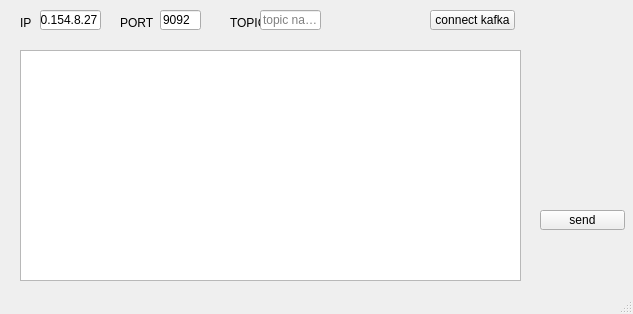
First picture: the form in ui/mainwindow.ui, repository hongguozb/kafkaSender, before the edit.
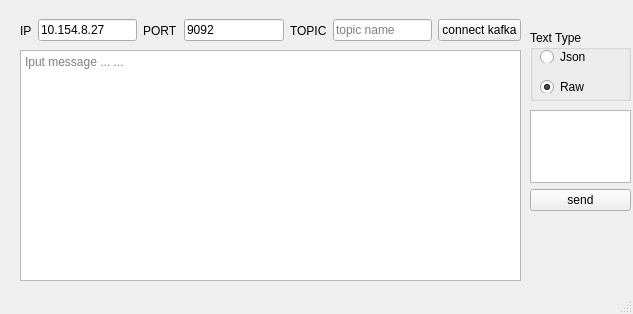
Second picture: the form after the edit. Icons and pictures are not drawn.

What changed in the file:
```diff
--- a/ui/mainwindow.ui
+++ b/ui/mainwindow.ui
@@ -18,19 +18,6 @@
     <normaloff>:/kafka/images/icon.png</normaloff>:/kafka/images/icon.png</iconset>
   </property>
   <widget class="QWidget" name="centralwidget">
-   <widget class="QPushButton" name="sendToButton">
-    <property name="geometry">
-     <rect>
-      <x>540</x>
-      <y>210</y>
-      <width>85</width>
-      <height>20</height>
-     </rect>
-    </property>
-    <property name="text">
-     <string>send</string>
-    </property>
-   </widget>
    <widget class="QTextEdit" name="textEdit">
     <property name="geometry">
      <rect>
@@ -43,29 +30,29 @@
     <property name="inputMethodHints">
      <set>Qt::ImhMultiLine</set>
     </property>
+    <property name="placeholderText">
+     <string>Iput message ... ...</string>
+    </property>
    </widget>
-   <widget class="QPushButton" name="kafkaButton">
+   <widget class="QWidget" name="horizontalLayoutWidget">
     <property name="geometry">
      <rect>
-      <x>430</x>
+      <x>20</x>
       <y>10</y>
-      <width>85</width>
-      <height>20</height>
+      <width>501</width>
+      <height>41</height>
      </rect>
     </property>
+    <layout class="QHBoxLayout" name="horizontalLayout_kafkaInfo">
+     <item>
+      <widget class="QLabel" name="ipLable">
     <property name="text">
-     <string>connect kafka</string>
-    </property>
-   </widget>
+        <string>IP</string>
+       </property>
+      </widget>
+     </item>
+     <item>
    <widget class="QLineEdit" name="ipLineEdit">
-    <property name="geometry">
-     <rect>
-      <x>40</x>
-      <y>10</y>
-      <width>61</width>
-      <height>20</height>
-     </rect>
-    </property>
     <property name="text">
      <string>10.154.8.27</string>
     </property>
@@ -73,41 +60,16 @@
      <string>please input ip address</string>
     </property>
    </widget>
-   <widget class="QLabel" name="ipLable">
-    <property name="geometry">
-     <rect>
-      <x>20</x>
-      <y>15</y>
-      <width>41</width>
-      <height>15</height>
-     </rect>
-    </property>
-    <property name="text">
-     <string>IP</string>
-    </property>
-   </widget>
+     </item>
+     <item>
    <widget class="QLabel" name="portLable">
-    <property name="geometry">
-     <rect>
-      <x>120</x>
-      <y>15</y>
-      <width>41</width>
-      <height>15</height>
-     </rect>
-    </property>
     <property name="text">
      <string>PORT</string>
     </property>
    </widget>
+     </item>
+     <item>
    <widget class="QLineEdit" name="portLineEdit">
-    <property name="geometry">
-     <rect>
-      <x>160</x>
-      <y>10</y>
-      <width>41</width>
-      <height>20</height>
-     </rect>
-    </property>
     <property name="inputMethodHints">
      <set>Qt::ImhDigitsOnly</set>
     </property>
@@ -118,31 +80,99 @@
      <string>input port</string>
     </property>
    </widget>
+     </item>
+     <item>
    <widget class="QLabel" name="label">
-    <property name="geometry">
-     <rect>
-      <x>230</x>
-      <y>15</y>
-      <width>41</width>
-      <height>15</height>
-     </rect>
-    </property>
     <property name="text">
      <string>TOPIC</string>
     </property>
    </widget>
+     </item>
+     <item>
    <widget class="QLineEdit" name="topicLineEdit">
-    <property name="geometry">
-     <rect>
-      <x>260</x>
-      <y>10</y>
-      <width>61</width>
-      <height>20</height>
-     </rect>
-    </property>
     <property name="placeholderText">
      <string>topic name</string>
     </property>
+      </widget>
+     </item>
+     <item>
+      <widget class="QPushButton" name="kafkaButton">
+       <property name="text">
+        <string>connect kafka</string>
+       </property>
+      </widget>
+     </item>
+    </layout>
+   </widget>
+   <widget class="QWidget" name="verticalLayoutWidget">
+    <property name="geometry">
+     <rect>
+      <x>530</x>
+      <y>110</y>
+      <width>101</width>
+      <height>101</height>
+     </rect>
+    </property>
+    <layout class="QVBoxLayout" name="verticalLayout_send">
+     <item>
+      <widget class="QTextBrowser" name="sendLogBrowser"/>
+     </item>
+     <item>
+      <widget class="QPushButton" name="sendToButton">
+       <property name="text">
+        <string>send</string>
+       </property>
+      </widget>
+     </item>
+    </layout>
+   </widget>
+   <widget class="QWidget" name="verticalLayoutWidget_2">
+    <property name="geometry">
+     <rect>
+      <x>530</x>
+      <y>30</y>
+      <width>101</width>
+      <height>71</height>
+     </rect>
+    </property>
+    <layout class="QVBoxLayout" name="verticalLayout_radio">
+     <item>
+      <widget class="QGroupBox" name="groupBox_textType">
+       <property name="title">
+        <string>Text Type</string>
+       </property>
+       <widget class="QRadioButton" name="radioButton_Json">
+        <property name="geometry">
+         <rect>
+          <x>10</x>
+          <y>20</y>
+          <width>89</width>
+          <height>13</height>
+         </rect>
+        </property>
+        <property name="text">
+         <string>Json</string>
+        </property>
+       </widget>
+       <widget class="QRadioButton" name="radioButton_Raw">
+        <property name="geometry">
+         <rect>
+          <x>10</x>
+          <y>50</y>
+          <width>89</width>
+          <height>13</height>
+         </rect>
+        </property>
+        <property name="text">
+         <string>Raw</string>
+        </property>
+        <property name="checked">
+         <bool>true</bool>
+        </property>
+       </widget>
+      </widget>
+     </item>
+    </layout>
    </widget>
   </widget>
   <widget class="QMenuBar" name="menubar">
```
Lines whose indentation alone changed are shown as unchanged.
